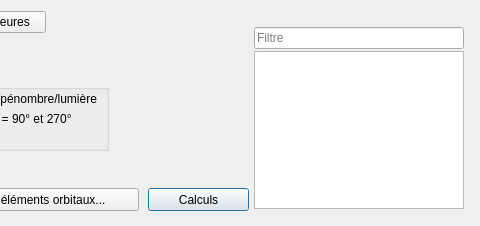
First picture: the form in src/interface/onglets/previsions/calculsevenementsorbitaux.ui, repository mconsidine/previsat_archive, before the edit; both pictures show x 312 to 792 and y 0 to 226 of the 792 by 226 pixel window.
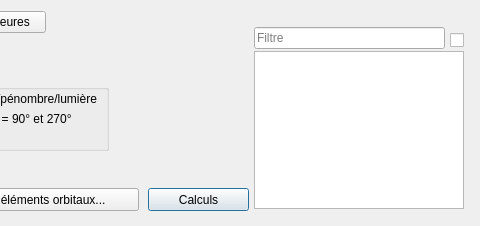
Second picture: the form after the edit.

Commit message: Ajout des cases a cocher pour afficher les satellites qui sont coches dans les listes

The edit to the form file:
```diff
--- a/src/interface/onglets/previsions/calculsevenementsorbitaux.ui
+++ b/src/interface/onglets/previsions/calculsevenementsorbitaux.ui
@@ -295,7 +295,7 @@
     <rect>
      <x>566</x>
      <y>27</y>
-     <width>210</width>
+     <width>191</width>
      <height>22</height>
     </rect>
    </property>
@@ -389,6 +389,19 @@
     <string>Mettre à jour les éléments orbitaux...</string>
    </property>
   </widget>
+  <widget class="QCheckBox" name="satellitesChoisis">
+   <property name="geometry">
+    <rect>
+     <x>762</x>
+     <y>30</y>
+     <width>21</width>
+     <height>20</height>
+    </rect>
+   </property>
+   <property name="text">
+    <string/>
+   </property>
+  </widget>
  </widget>
  <resources/>
  <connections/>
```
The commit also changes 16 other files.
